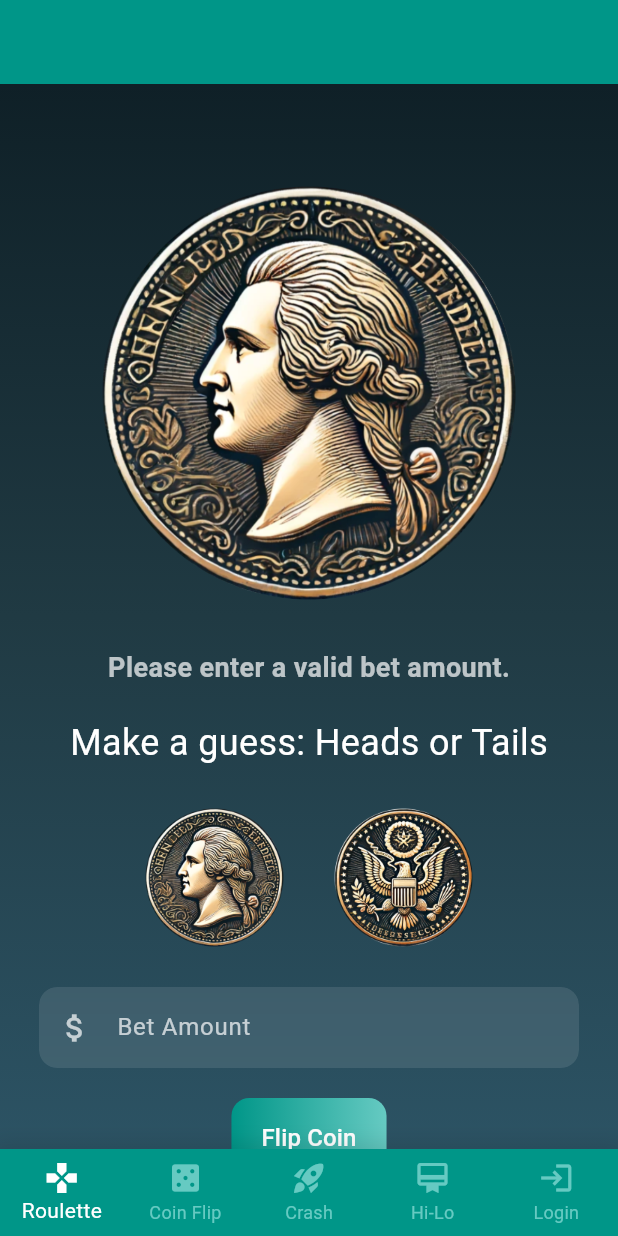
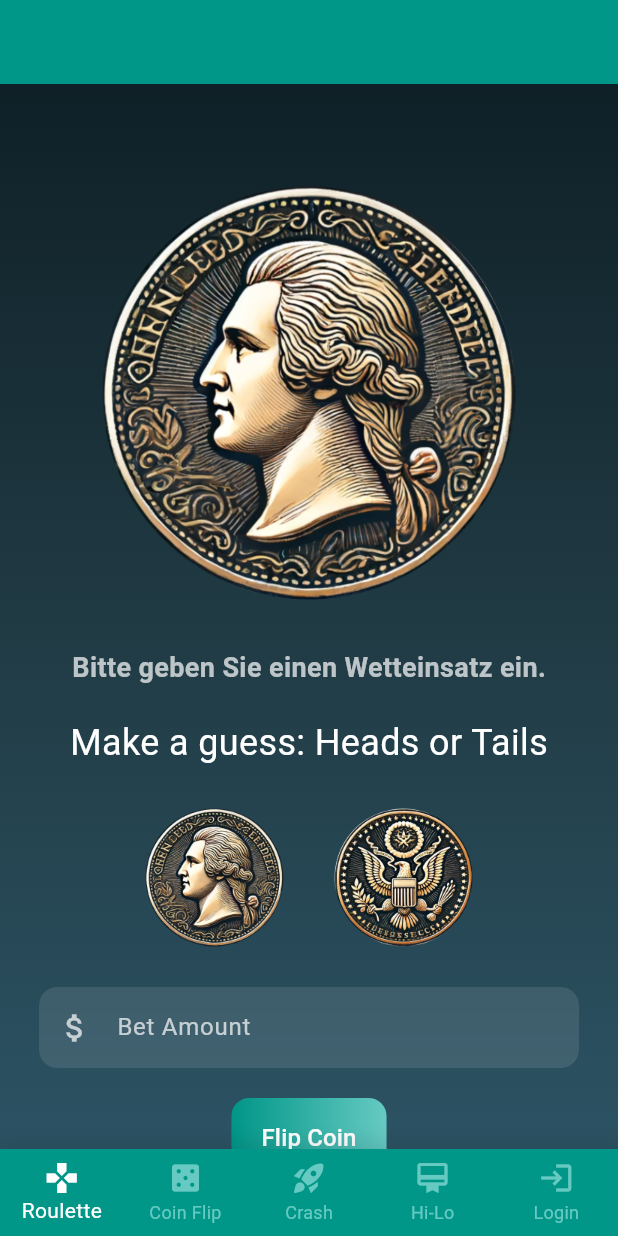
Before and after one commit to xedom/hsma_cpd_project, a Flutter app: the GameCoinFlipPage screen opened by its route, after a tap on "Flip Coin", on a phone screen of 412 x 824 dp. Run offline on Flutter 3.47's test engine with Material 3 defaults, Android fonts, the light colour scheme and no system bars; our stand-ins replace fl_chart, go_router; missing offline and left inert: dart_jsonwebtoken.

Commit message:
coinflip verbessert

```diff
--- a/lib/screens/game_coinflip.dart
+++ b/lib/screens/game_coinflip.dart
@@ -43,32 +43,47 @@ class GameCoinFlipPageState extends State<GameCoinFlipPage>
   }
 
   void _flipCoin() {
-    final bet = double.tryParse(_betController.text);
-    if (bet == null || bet <= 0) {
+    // Überprüfen Sie, ob das Wettfeld leer ist
+    if (_betController.text.isEmpty) {
       setState(() {
-        _message = 'Please enter a valid bet amount.';
+        _message = 'Bitte geben Sie einen Wetteinsatz ein.';
       });
       return;
     }
 
+    // Überprüfen Sie, ob der Benutzer eine Seite ausgewählt hat
+    if (_userGuess.isEmpty) {
       setState(() {
+        _message = 'Bitte wählen Sie eine Seite der Münze aus.';
+      });
+      return;
+    }
+
+    final bet = double.tryParse(_betController.text);
+    if (bet == null || bet <= 0) {
+      setState(() {
+        _message = 'Bitte geben Sie einen gültigen Wetteinsatz ein.';
+      });
+      return;
+    }
+
+    // Aktualisieren Sie _isHeads und _coinResult basierend auf dem Ergebnis von Random().nextBool()
     _isHeads = Random().nextBool();
     _coinResult = _isHeads ? 'Heads' : 'Tails';
 
+    // Vergleichen Sie _userGuess und _coinResult, um zu bestimmen, ob der Benutzer gewonnen oder verloren hat
     if (_userGuess == _coinResult) {
-        _message = 'You won ${bet * 2} coins!';
+        _message = 'Sie haben ${bet * 2} Münzen gewonnen!';
     } else {
-        _message = 'You lost ${bet.toStringAsFixed(2)} coins!';
+        _message = 'Sie haben ${bet.toStringAsFixed(2)} Münzen verloren!';
     }
 
+    // Führen Sie die Münzwurfanimation aus
     _rotationCount = 1 + Random().nextInt(3);
-      _animationController?.duration =
-          Duration(seconds: 1 + Random().nextInt(3));
-
+    _animationController?.duration = Duration(seconds: 1 + Random().nextInt(3));
     _animationController?.forward().then((_) {
       setState(() {
         _showFront = !_showFront;
-        });
       });
     });
   }
```
Lines whose indentation alone changed are shown as unchanged.
